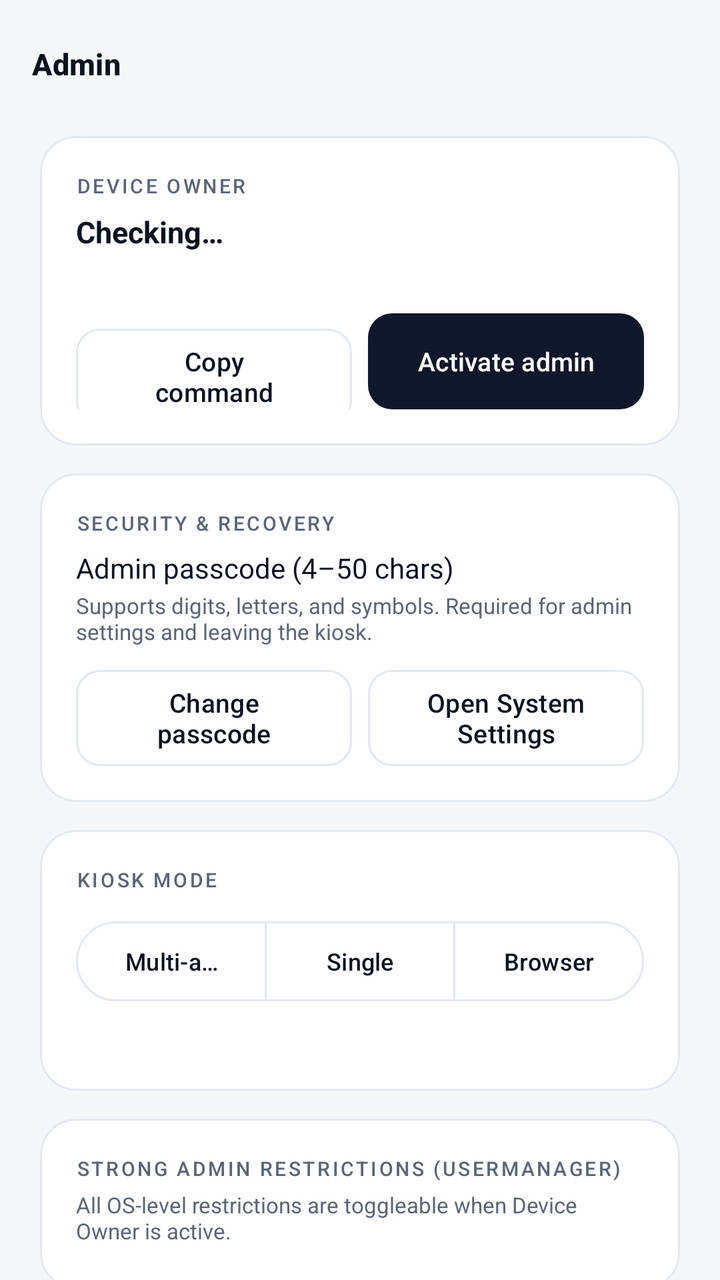
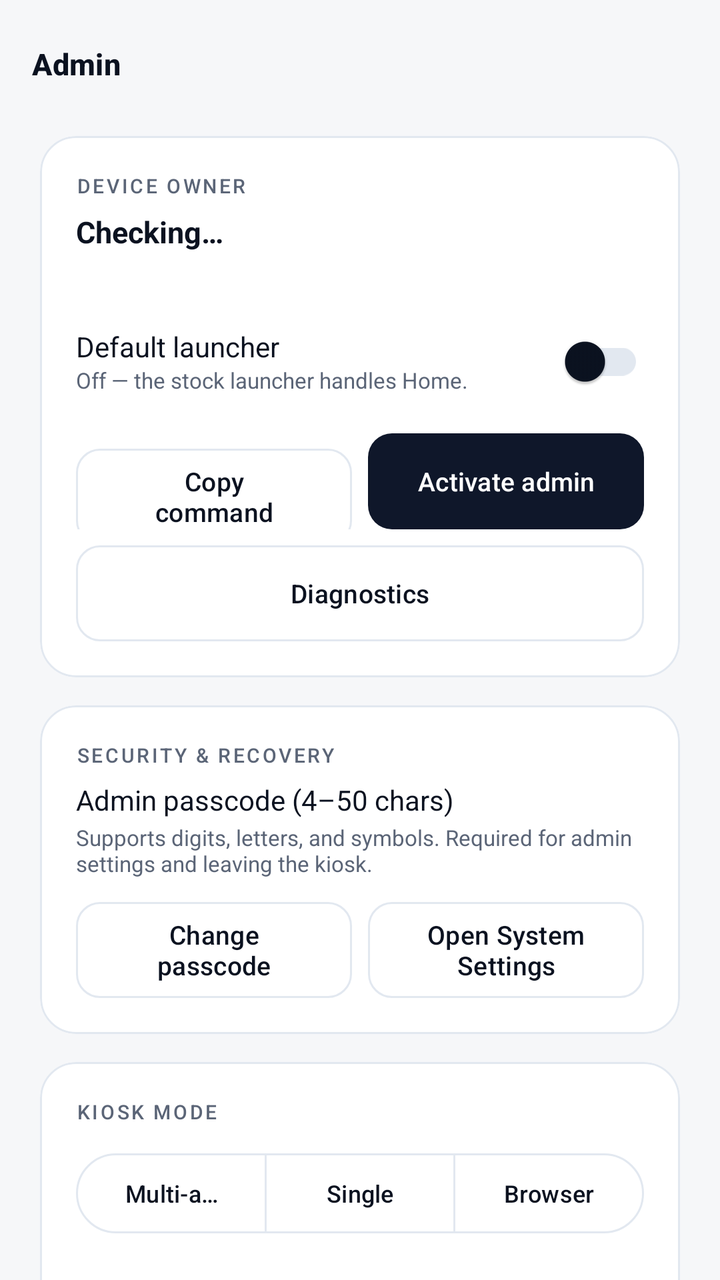

Before-and-after screenshots of an Android layout around one commit, followed by the original layout XML and the change that was made.
<!-- AndroidManifest.xml: application theme Theme.KioskOS -->
<!-- res/layout/activity_admin_settings.xml -->
<?xml version="1.0" encoding="utf-8"?>
<LinearLayout xmlns:android="http://schemas.android.com/apk/res/android"
    xmlns:app="http://schemas.android.com/apk/res-auto"
    android:layout_width="match_parent"
    android:layout_height="match_parent"
    android:background="@color/bg"
    android:orientation="vertical">

    <com.google.android.material.appbar.MaterialToolbar
        android:id="@+id/toolbar"
        style="@style/Widget.KioskOS.Toolbar"
        android:layout_width="match_parent"
        android:layout_height="?attr/actionBarSize"
        app:title="@string/admin_title" />

    <androidx.core.widget.NestedScrollView
        android:layout_width="match_parent"
        android:layout_height="0dp"
        android:layout_weight="1"
        android:fillViewport="true">

        <LinearLayout
            android:layout_width="match_parent"
            android:layout_height="wrap_content"
            android:orientation="vertical"
            android:paddingStart="20dp"
            android:paddingTop="4dp"
            android:paddingEnd="20dp"
            android:paddingBottom="28dp">

            
            <com.google.android.material.card.MaterialCardView
                style="@style/Widget.KioskOS.Card"
                android:layout_width="match_parent"
                android:layout_height="wrap_content">

                <LinearLayout
                    android:layout_width="match_parent"
                    android:layout_height="wrap_content"
                    android:orientation="vertical"
                    android:padding="18dp">

                    <TextView
                        android:layout_width="wrap_content"
                        android:layout_height="wrap_content"
                        android:text="@string/eyebrow_device_owner"
                        android:textAppearance="@style/TextAppearance.KioskOS.Eyebrow" />

                    <TextView
                        android:id="@+id/ownerStatus"
                        android:layout_width="match_parent"
                        android:layout_height="wrap_content"
                        android:layout_marginTop="6dp"
                        android:text="@string/status_checking"
                        android:textAlignment="viewStart"
                        android:textColor="@color/text_primary"
                        android:textSize="15sp"
                        android:textStyle="bold" />

                    <TextView
                        android:id="@+id/ownerDetail"
                        android:layout_width="match_parent"
                        android:layout_height="wrap_content"
                        android:layout_marginTop="4dp"
                        android:lineSpacingExtra="3dp"
                        android:text=""
                        android:textAlignment="viewStart"
                        android:textColor="@color/text_secondary"
                        android:textSize="11sp" />

                    <LinearLayout
                        android:layout_width="match_parent"
                        android:layout_height="wrap_content"
                        android:layout_marginTop="12dp"
                        android:orientation="horizontal">

                        <com.google.android.material.button.MaterialButton
                            android:id="@+id/copyCommandButton"
                            style="@style/Widget.KioskOS.Button.Outlined"
                            android:layout_width="0dp"
                            android:layout_height="wrap_content"
                            android:layout_weight="1"
                            android:text="@string/copy_command" />

                        <com.google.android.material.button.MaterialButton
                            android:id="@+id/activateAdminButton"
                            style="@style/Widget.KioskOS.Button"
                            android:layout_width="0dp"
                            android:layout_height="wrap_content"
                            android:layout_marginStart="8dp"
                            android:layout_weight="1"
                            android:text="@string/activate_admin" />
                    </LinearLayout>
                </LinearLayout>
            </com.google.android.material.card.MaterialCardView>

            
            <com.google.android.material.card.MaterialCardView
                style="@style/Widget.KioskOS.Card"
                android:layout_width="match_parent"
                android:layout_height="wrap_content"
                android:layout_marginTop="14dp">

                <LinearLayout
                    android:layout_width="match_parent"
                    android:layout_height="wrap_content"
                    android:orientation="vertical"
                    android:padding="18dp">

                    <TextView
                        android:layout_width="wrap_content"
                        android:layout_height="wrap_content"
                        android:text="@string/eyebrow_security"
                        android:textAppearance="@style/TextAppearance.KioskOS.Eyebrow" />

                    <TextView
                        android:layout_width="match_parent"
                        android:layout_height="wrap_content"
                        android:layout_marginTop="6dp"
                        android:text="@string/admin_passcode_title"
                        android:textAlignment="viewStart"
                        android:textColor="@color/text_primary"
                        android:textSize="14sp" />

                    <TextView
                        android:layout_width="match_parent"
                        android:layout_height="wrap_content"
                        android:layout_marginTop="2dp"
                        android:text="@string/admin_passcode_desc"
                        android:textAlignment="viewStart"
                        android:textColor="@color/text_secondary"
                        android:textSize="11sp" />

                    <LinearLayout
                        android:layout_width="match_parent"
                        android:layout_height="wrap_content"
                        android:layout_marginTop="12dp"
                        android:orientation="horizontal">

                        <com.google.android.material.button.MaterialButton
                            android:id="@+id/changePinButton"
                            style="@style/Widget.KioskOS.Button.Outlined"
                            android:layout_width="0dp"
                            android:layout_height="wrap_content"
                            android:layout_weight="1"
                            android:text="@string/change_passcode" />

                        <com.google.android.material.button.MaterialButton
                            android:id="@+id/openSystemSettingsButton"
                            style="@style/Widget.KioskOS.Button.Outlined"
                            android:layout_width="0dp"
                            android:layout_height="wrap_content"
                            android:layout_marginStart="8dp"
                            android:layout_weight="1"
                            android:text="@string/open_system_settings" />
                    </LinearLayout>

                    <com.google.android.material.button.MaterialButton
                        android:id="@+id/clearPanicButton"
                        style="@style/Widget.KioskOS.Button.Outlined"
                        android:layout_width="match_parent"
                        android:layout_height="wrap_content"
                        android:layout_marginTop="8dp"
                        android:text="@string/clear_panic_lock"
                        android:visibility="gone" />
                </LinearLayout>
            </com.google.android.material.card.MaterialCardView>

            
            <com.google.android.material.card.MaterialCardView
                style="@style/Widget.KioskOS.Card"
                android:layout_width="match_parent"
                android:layout_height="wrap_content"
                android:layout_marginTop="14dp">

                <LinearLayout
                    android:layout_width="match_parent"
                    android:layout_height="wrap_content"
                    android:orientation="vertical"
                    android:padding="18dp">

                    <TextView
                        android:layout_width="wrap_content"
                        android:layout_height="wrap_content"
                        android:text="@string/eyebrow_kiosk_mode"
                        android:textAppearance="@style/TextAppearance.KioskOS.Eyebrow" />

                    <com.google.android.material.button.MaterialButtonToggleGroup
                        android:id="@+id/modeGroup"
                        android:layout_width="match_parent"
                        android:layout_height="wrap_content"
                        android:layout_marginTop="10dp"
                        app:selectionRequired="true"
                        app:singleSelection="true">

                        <com.google.android.material.button.MaterialButton
                            android:id="@+id/modeMulti"
                            style="?attr/materialButtonOutlinedStyle"
                            android:layout_width="0dp"
                            android:layout_height="wrap_content"
                            android:layout_weight="1"
                            android:text="@string/mode_multi"
                            android:textAllCaps="false"
                            android:textSize="12sp" />

                        <com.google.android.material.button.MaterialButton
                            android:id="@+id/modeSingle"
                            style="?attr/materialButtonOutlinedStyle"
                            android:layout_width="0dp"
                            android:layout_height="wrap_content"
                            android:layout_weight="1"
                            android:text="@string/mode_single"
                            android:textAllCaps="false"
                            android:textSize="12sp" />

                        <com.google.android.material.button.MaterialButton
                            android:id="@+id/modeBrowser"
                            style="?attr/materialButtonOutlinedStyle"
                            android:layout_width="0dp"
                            android:layout_height="wrap_content"
                            android:layout_weight="1"
                            android:text="@string/mode_browser"
                            android:textAllCaps="false"
                            android:textSize="12sp" />
                    </com.google.android.material.button.MaterialButtonToggleGroup>

                    <TextView
                        android:id="@+id/modeHint"
                        android:layout_width="match_parent"
                        android:layout_height="wrap_content"
                        android:layout_marginTop="8dp"
                        android:text=""
                        android:textAlignment="viewStart"
                        android:textColor="@color/text_secondary"
                        android:textSize="11sp" />
                </LinearLayout>
            </com.google.android.material.card.MaterialCardView>

            
            <com.google.android.material.card.MaterialCardView
                style="@style/Widget.KioskOS.Card"
                android:layout_width="match_parent"
                android:layout_height="wrap_content"
                android:layout_marginTop="14dp">

                <LinearLayout
                    android:layout_width="match_parent"
                    android:layout_height="wrap_content"
                    android:orientation="vertical"
                    android:padding="18dp">

                    <TextView
                        android:layout_width="wrap_content"
                        android:layout_height="wrap_content"
                        android:text="@string/eyebrow_strong_restrictions"
                        android:textAppearance="@style/TextAppearance.KioskOS.Eyebrow" />

                    <TextView
                        android:layout_width="match_parent"
                        android:layout_height="wrap_content"
                        android:layout_marginTop="4dp"
                        android:text="@string/strong_restrictions_desc"
                        android:textAlignment="viewStart"
                        android:textColor="@color/text_secondary"
                        android:textSize="11sp" />

                    <LinearLayout
                        android:id="@+id/strongRestrictionsContainer"
                        android:layout_width="match_parent"
                        android:layout_height="wrap_content"
                        android:layout_marginTop="4dp"
                        android:orientation="vertical" />
                </LinearLayout>
            </com.google.android.material.card.MaterialCardView>

            
            <com.google.android.material.card.MaterialCardView
                style="@style/Widget.KioskOS.Card"
                android:layout_width="match_parent"
                android:layout_height="wrap_content"
                android:layout_marginTop="14dp">

                <LinearLayout
                    android:layout_width="match_parent"
                    android:layout_height="wrap_content"
                    android:orientation="vertical"
                    android:padding="18dp">

                    <TextView
                        android:layout_width="wrap_content"
                        android:layout_height="wrap_content"
                        android:text="@string/eyebrow_device_locks"
                        android:textAppearance="@style/TextAppearance.KioskOS.Eyebrow" />

                    <TextView
                        android:layout_width="match_parent"
                        android:layout_height="wrap_content"
                        android:layout_marginTop="4dp"
                        android:text="@string/device_locks_desc"
                        android:textAlignment="viewStart"
                        android:textColor="@color/text_secondary"
                        android:textSize="11sp" />

                    <LinearLayout
                        android:id="@+id/locksContainer"
                        android:layout_width="match_parent"
                        android:layout_height="wrap_content"
                        android:layout_marginTop="4dp"
                        android:orientation="vertical" />
                </LinearLayout>
            </com.google.android.material.card.MaterialCardView>

            
            <com.google.android.material.card.MaterialCardView
                style="@style/Widget.KioskOS.Card"
                android:layout_width="match_parent"
                android:layout_height="wrap_content"
                android:layout_marginTop="14dp">

                <LinearLayout
                    android:layout_width="match_parent"
                    android:layout_height="wrap_content"
                    android:orientation="vertical"
                    android:padding="18dp">

                    <TextView
                        android:layout_width="wrap_content"
                        android:layout_height="wrap_content"
                        android:text="@string/eyebrow_allowed_apps"
                        android:textAppearance="@style/TextAppearance.KioskOS.Eyebrow" />

                    <LinearLayout
                        android:layout_width="match_parent"
                        android:layout_height="wrap_content"
                        android:layout_marginTop="6dp"
                        android:gravity="center_vertical"
                        android:orientation="horizontal">

                        <TextView
                            android:layout_width="0dp"
                            android:layout_height="wrap_content"
                            android:layout_weight="1"
                            android:text="@string/allow_every_app"
                            android:textAlignment="viewStart"
                            android:textColor="@color/text_primary"
                            android:textSize="14sp" />

                        <com.google.android.material.switchmaterial.SwitchMaterial
                            android:id="@+id/allowAllSwitch"
                            android:layout_width="wrap_content"
                            android:layout_height="wrap_content" />
                    </LinearLayout>

                    <LinearLayout
                        android:id="@+id/appsContainer"
                        android:layout_width="match_parent"
                        android:layout_height="wrap_content"
                        android:layout_marginTop="4dp"
                        android:orientation="vertical" />
                </LinearLayout>
            </com.google.android.material.card.MaterialCardView>

            
            <com.google.android.material.card.MaterialCardView
                style="@style/Widget.KioskOS.Card"
                android:layout_width="match_parent"
                android:layout_height="wrap_content"
                android:layout_marginTop="14dp">

                <LinearLayout
                    android:layout_width="match_parent"
                    android:layout_height="wrap_content"
                    android:orientation="vertical"
                    android:padding="18dp">

                    <TextView
                        android:layout_width="wrap_content"
                        android:layout_height="wrap_content"
                        android:text="@string/eyebrow_kiosk_browser"
                        android:textAppearance="@style/TextAppearance.KioskOS.Eyebrow" />

                    <TextView
                        android:layout_width="match_parent"
                        android:layout_height="wrap_content"
                        android:layout_marginTop="4dp"
                        android:text="@string/kiosk_browser_domains_desc"
                        android:textAlignment="viewStart"
                        android:textColor="@color/text_secondary"
                        android:textSize="11sp" />

                    <com.google.android.material.textfield.TextInputLayout
                        style="@style/Widget.Material3.TextInputLayout.OutlinedBox"
                        android:layout_width="match_parent"
                        android:layout_height="wrap_content"
                        android:layout_marginTop="10dp"
                        android:hint="@string/allowed_domains_hint">

                        <com.google.android.material.textfield.TextInputEditText
                            android:id="@+id/domainsInput"
                            android:layout_width="match_parent"
                            android:layout_height="wrap_content"
                            android:gravity="top|start"
                            android:inputType="textMultiLine|textUri"
                            android:minLines="2"
                            android:textDirection="ltr"
                            android:textSize="13sp" />
                    </com.google.android.material.textfield.TextInputLayout>

                    <TextView
                        android:layout_width="match_parent"
                        android:layout_height="wrap_content"
                        android:layout_marginTop="10dp"
                        android:text="@string/kiosk_browser_keywords_desc"
                        android:textAlignment="viewStart"
                        android:textColor="@color/text_secondary"
                        android:textSize="11sp" />

                    <com.google.android.material.textfield.TextInputLayout
                        style="@style/Widget.Material3.TextInputLayout.OutlinedBox"
                        android:layout_width="match_parent"
                        android:layout_height="wrap_content"
                        android:layout_marginTop="6dp"
                        android:hint="@string/blocked_keywords_hint">

                        <com.google.android.material.textfield.TextInputEditText
                            android:id="@+id/blockedKeywordsInput"
                            android:layout_width="match_parent"
                            android:layout_height="wrap_content"
                            android:gravity="top|start"
                            android:inputType="textMultiLine"
                            android:minLines="2"
                            android:textAlignment="viewStart"
                            android:textSize="13sp" />
                    </com.google.android.material.textfield.TextInputLayout>

                    <LinearLayout
                        android:layout_width="match_parent"
                        android:layout_height="wrap_content"
                        android:layout_marginTop="10dp"
                        android:orientation="horizontal">

                        <com.google.android.material.button.MaterialButton
                            android:id="@+id/openBrowserButton"
                            style="@style/Widget.KioskOS.Button.Outlined"
                            android:layout_width="0dp"
                            android:layout_height="wrap_content"
                            android:layout_weight="1"
                            android:text="@string/open_browser" />

                        <com.google.android.material.button.MaterialButton
                            android:id="@+id/domainsSave"
                            style="@style/Widget.KioskOS.Button"
                            android:layout_width="0dp"
                            android:layout_height="wrap_content"
                            android:layout_marginStart="8dp"
                            android:layout_weight="1"
                            android:text="@string/save_domains" />
                    </LinearLayout>
                </LinearLayout>
            </com.google.android.material.card.MaterialCardView>

            
            <com.google.android.material.card.MaterialCardView
                style="@style/Widget.KioskOS.Card"
                android:layout_width="match_parent"
                android:layout_height="wrap_content"
                android:layout_marginTop="14dp">

                <LinearLayout
                    android:layout_width="match_parent"
                    android:layout_height="wrap_content"
                    android:orientation="vertical"
                    android:padding="18dp">

                    <TextView
                        android:layout_width="wrap_content"
                        android:layout_height="wrap_content"
                        android:text="@string/eyebrow_policy_activity"
                        android:textAppearance="@style/TextAppearance.KioskOS.Eyebrow" />

                    <TextView
                        android:id="@+id/policyLog"
                        android:layout_width="match_parent"
                        android:layout_height="wrap_content"
                        android:layout_marginTop="8dp"
                        android:fontFamily="monospace"
                        android:lineSpacingExtra="3dp"
                        android:text=""
                        android:textAlignment="viewStart"
                        android:textColor="@color/text_secondary"
                        android:textSize="11sp" />
                </LinearLayout>
            </com.google.android.material.card.MaterialCardView>
        </LinearLayout>
    </androidx.core.widget.NestedScrollView>
</LinearLayout>
<!-- resources referenced by this layout -->
<resources>
  <color name="bg">#F6F7F9</color>
  <color name="text_primary">#0B1220</color>
  <color name="text_secondary">#5B6577</color>
  <string name="activate_admin">Activate admin</string>
  <string name="admin_passcode_desc">Supports digits, letters, and symbols. Required for admin settings and leaving the kiosk.</string>
  <string name="admin_passcode_title">Admin passcode (4–50 chars)</string>
  <string name="admin_title">Admin</string>
  <string name="allow_every_app">Allow every app</string>
  <string name="allowed_domains_hint">Allowed domains</string>
  <string name="blocked_keywords_hint">Blocked keywords</string>
  <string name="change_passcode">Change passcode</string>
  <string name="clear_panic_lock">Clear Panic Lock</string>
  <string name="copy_command">Copy command</string>
  <string name="device_locks_desc">Applied when this app is the device owner.</string>
  <string name="eyebrow_allowed_apps">Allowed apps</string>
  <string name="eyebrow_device_locks">Device &amp; shield locks</string>
  <string name="eyebrow_device_owner">Device owner</string>
  <string name="eyebrow_kiosk_browser">Kiosk browser &amp; filters</string>
  <string name="eyebrow_kiosk_mode">Kiosk mode</string>
  <string name="eyebrow_policy_activity">Policy activity</string>
  <string name="eyebrow_security">Security &amp; recovery</string>
  <string name="eyebrow_strong_restrictions">Strong admin restrictions (UserManager)</string>
  <string name="kiosk_browser_domains_desc">Allowed domains (one per line). Everything else is blocked.</string>
  <string name="kiosk_browser_keywords_desc">Blocked URL/search keywords (one per line or comma-separated).</string>
  <string name="mode_browser">Browser</string>
  <string name="mode_multi">Multi-app</string>
  <string name="mode_single">Single</string>
  <string name="open_browser">Open browser</string>
  <string name="open_system_settings">Open System Settings</string>
  <string name="save_domains">Save filters</string>
  <string name="status_checking">Checking…</string>
  <string name="strong_restrictions_desc">All OS-level restrictions are toggleable when Device Owner is active.</string>
  <style name="TextAppearance.KioskOS.Eyebrow" parent="TextAppearance.Material3.LabelSmall">
          <item name="android:textSize">10sp</item>
          <item name="android:letterSpacing">0.12</item>
          <item name="android:textColor">@color/text_secondary</item>
          <item name="android:textAllCaps">true</item>
      </style>
  <style name="Widget.KioskOS.Toolbar" parent="Widget.Material3.Toolbar">
          <item name="android:background">@color/bg</item>
          <item name="titleTextAppearance">@style/TextAppearance.KioskOS.Title</item>
          <item name="navigationIconTint">@color/text_primary</item>
          <item name="titleCentered">false</item>
      </style>
  <color name="divider">#E2E8F0</color>
  <color name="surface">#FFFFFF</color>
  <style name="TextAppearance.KioskOS.Title" parent="TextAppearance.Material3.TitleMedium">
          <item name="android:textSize">15sp</item>
          <item name="android:textStyle">bold</item>
          <item name="android:textColor">@color/text_primary</item>
      </style>
  <color name="surface_alt">#F0F2F5</color>
  <color name="brand">#0F172A</color>
  <color name="on_brand">#FFFFFF</color>
  <color name="brand_soft">#E2E8F0</color>
  <color name="accent">#0D9488</color>
  <style name="ThemeOverlay.KioskOS.Dialog" parent="ThemeOverlay.Material3.MaterialAlertDialog">
          <item name="colorSurface">@color/surface</item>
          <item name="colorOnSurface">@color/text_primary</item>
      </style>
  <!-- unchanged entries left out for length: 4 -->
</resources>

<!-- the commit's change to res/layout/activity_admin_settings.xml (unified diff, before → after) -->
@@ -72,6 +72,43 @@
                         android:layout_width="match_parent"
                         android:layout_height="wrap_content"
                         android:layout_marginTop="12dp"
+                        android:gravity="center_vertical"
+                        android:orientation="horizontal">
+
+                        <LinearLayout
+                            android:layout_width="0dp"
+                            android:layout_height="wrap_content"
+                            android:layout_weight="1"
+                            android:orientation="vertical">
+
+                            <TextView
+                                android:layout_width="match_parent"
+                                android:layout_height="wrap_content"
+                                android:text="@string/default_launcher_title"
+                                android:textAlignment="viewStart"
+                                android:textColor="@color/text_primary"
+                                android:textSize="14sp" />
+
+                            <TextView
+                                android:id="@+id/defaultLauncherDetail"
+                                android:layout_width="match_parent"
+                                android:layout_height="wrap_content"
+                                android:text="@string/default_launcher_off"
+                                android:textAlignment="viewStart"
+                                android:textColor="@color/text_secondary"
+                                android:textSize="11sp" />
+                        </LinearLayout>
+
+                        <com.google.android.material.switchmaterial.SwitchMaterial
+                            android:id="@+id/defaultLauncherSwitch"
+                            android:layout_width="wrap_content"
+                            android:layout_height="wrap_content" />
+                    </LinearLayout>
+
+                    <LinearLayout
+                        android:layout_width="match_parent"
+                        android:layout_height="wrap_content"
+                        android:layout_marginTop="12dp"
                         android:orientation="horizontal">
 
                         <com.google.android.material.button.MaterialButton
@@ -91,6 +128,14 @@
                             android:layout_weight="1"
                             android:text="@string/activate_admin" />
                     </LinearLayout>
+
+                    <com.google.android.material.button.MaterialButton
+                        android:id="@+id/diagnosticsButton"
+                        style="@style/Widget.KioskOS.Button.Outlined"
+                        android:layout_width="match_parent"
+                        android:layout_height="wrap_content"
+                        android:layout_marginTop="8dp"
+                        android:text="@string/diagnostics_title" />
                 </LinearLayout>
             </com.google.android.material.card.MaterialCardView>
 
<!-- resource entries referenced after the edit -->
@@ -13,7 +13,10 @@
   <string name="change_passcode">Change passcode</string>
   <string name="clear_panic_lock">Clear Panic Lock</string>
   <string name="copy_command">Copy command</string>
+  <string name="default_launcher_off">Off — the stock launcher handles Home.</string>
+  <string name="default_launcher_title">Default launcher</string>
   <string name="device_locks_desc">Applied when this app is the device owner.</string>
+  <string name="diagnostics_title">Diagnostics</string>
   <string name="eyebrow_allowed_apps">Allowed apps</string>
   <string name="eyebrow_device_locks">Device &amp; shield locks</string>
   <string name="eyebrow_device_owner">Device owner</string>
